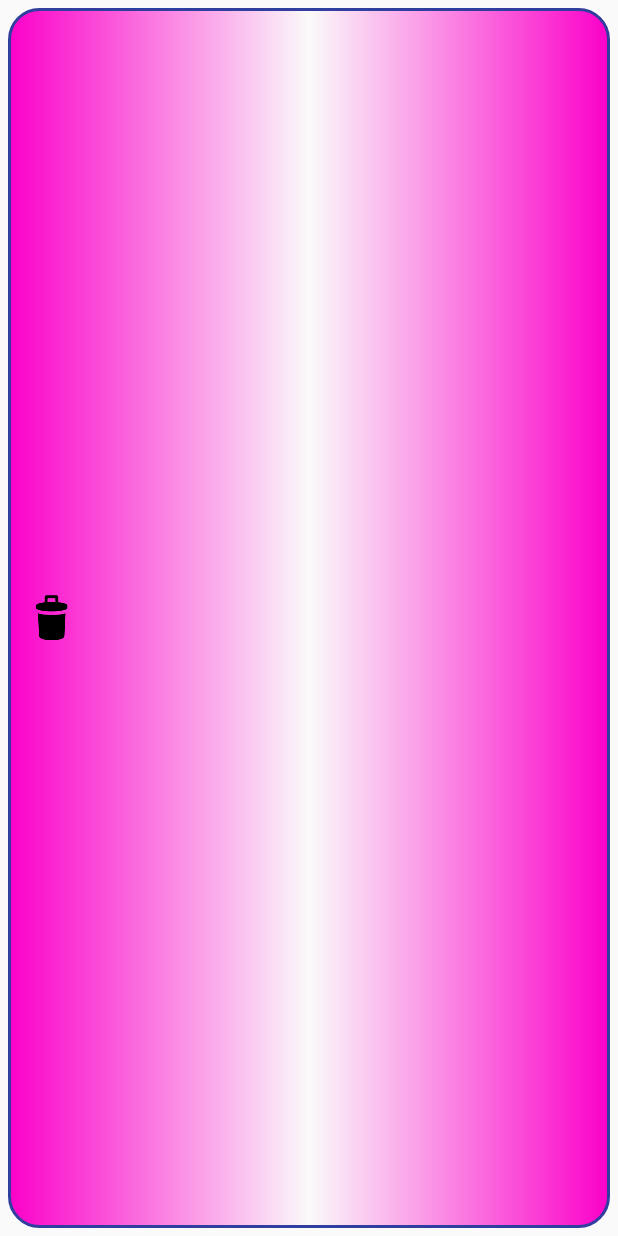
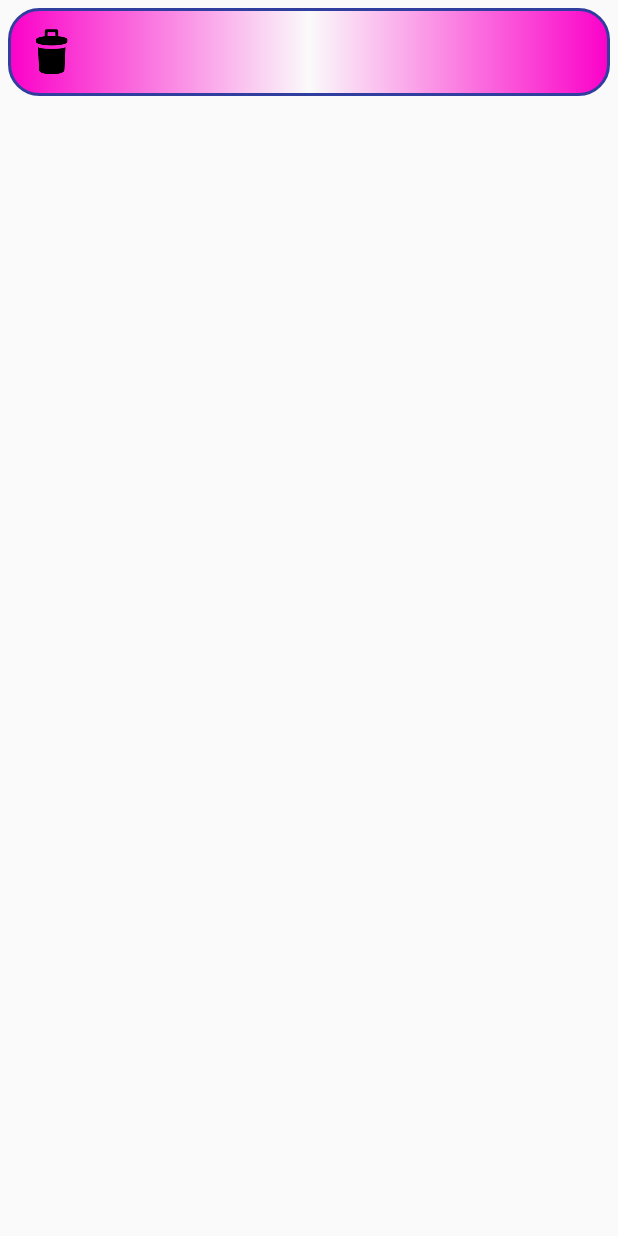
Before and after one commit to MathiasSeguy-Android2EE/MyApplicationTeleric, an Android app: the layout human_odd.xml on its own in the app's theme, with its tools: preview values and no code run, on a phone screen of 412 x 824 dp. Run offline under Robolectric (Android 15) with nearby library versions, the phone set to English and light mode, and no system bars.

Commit message:
Migration to RecyclerView done and using the include tag in the layout xml

```diff
--- a/app/build.gradle
+++ b/app/build.gradle
@@ -23,4 +23,5 @@ dependencies {
     compile fileTree(dir: 'libs', include: ['*.jar'])
     testCompile 'junit:junit:4.12'
     compile 'com.android.support:appcompat-v7:23.3.0'
+    compile 'com.android.support:recyclerview-v7:23.3.0'
 }
--- a/app/src/main/res/layout/activity_main.xml
+++ b/app/src/main/res/layout/activity_main.xml
@@ -41,8 +41,8 @@
         android:layout_marginBottom="5dp"
         android:background="@drawable/btn_background"
     />
-    <ListView
-        android:id="@+id/lsvResult"
+    <android.support.v7.widget.RecyclerView
+        android:id="@+id/rcvResult"
         android:layout_width="match_parent"
         android:layout_height="match_parent"
     />
--- a/app/src/main/res/layout/human_odd.xml
+++ b/app/src/main/res/layout/human_odd.xml
@@ -1,7 +1,7 @@
 <?xml version="1.0" encoding="utf-8"?>
 <LinearLayout xmlns:android="http://schemas.android.com/apk/res/android"
 			  android:layout_width="match_parent"
-			  android:layout_height="match_parent"
+			  android:layout_height="wrap_content"
 			  android:layout_margin="5dp"
 			  android:background="@drawable/item_background_odd"
 			  android:padding="5dp"
@@ -13,23 +13,7 @@
 		android:layout_width="wrap_content"
 		android:layout_height="wrap_content"
 		android:layout_gravity="center"/>
-	<LinearLayout
-		android:layout_width="wrap_content"
-		android:layout_height="wrap_content"
-		android:layout_weight="1"
-		android:gravity="center"
-		android:orientation="vertical">
-		<TextView
-			android:id="@+id/txvName"
-			android:layout_width="wrap_content"
-			android:layout_height="wrap_content"/>
-		<TextView
-			android:id="@+id/txvMessage"
-			android:layout_width="wrap_content"
-			android:layout_height="wrap_content"
-			android:layout_gravity="left"/>
-
-	</LinearLayout>
+	<include layout="@layout/name_message"/>
 	<ImageView
 		android:id="@+id/imvPicture"
 		android:layout_width="wrap_content"
--- /dev/null
+++ b/app/src/main/res/layout/name_message.xml
@@ -0,0 +1,19 @@
+<?xml version="1.0" encoding="utf-8"?>
+<LinearLayout
+	xmlns:android="http://schemas.android.com/apk/res/android"
+	android:layout_width="wrap_content"
+	android:layout_height="wrap_content"
+	android:layout_weight="1"
+	android:gravity="center"
+	android:orientation="vertical">
+	<TextView
+		android:id="@+id/txvName"
+		android:layout_width="wrap_content"
+		android:layout_height="wrap_content"/>
+	<TextView
+		android:id="@+id/txvMessage"
+		android:layout_width="wrap_content"
+		android:layout_height="wrap_content"
+		android:layout_gravity="left"/>
+
+</LinearLayout>
```
Also changed, not shown: app/src/main/java/com/android2ee/formation/juilmmxvi/teleric/view/main/MainActivity.java (+31 -20 lines), app/src/main/java/com/android2ee/formation/juilmmxvi/teleric/view/main/adapter/HumanRecyclerAdapter.java (added, +229 -0 lines), app/src/main/java/com/android2ee/formation/juilmmxvi/teleric/view/main/adapter/OnItemClickedRecyclerView.java (added, +41 -0 lines), app/src/main/res/layout/human_even.xml (+3 -17 lines), 1 other file.
